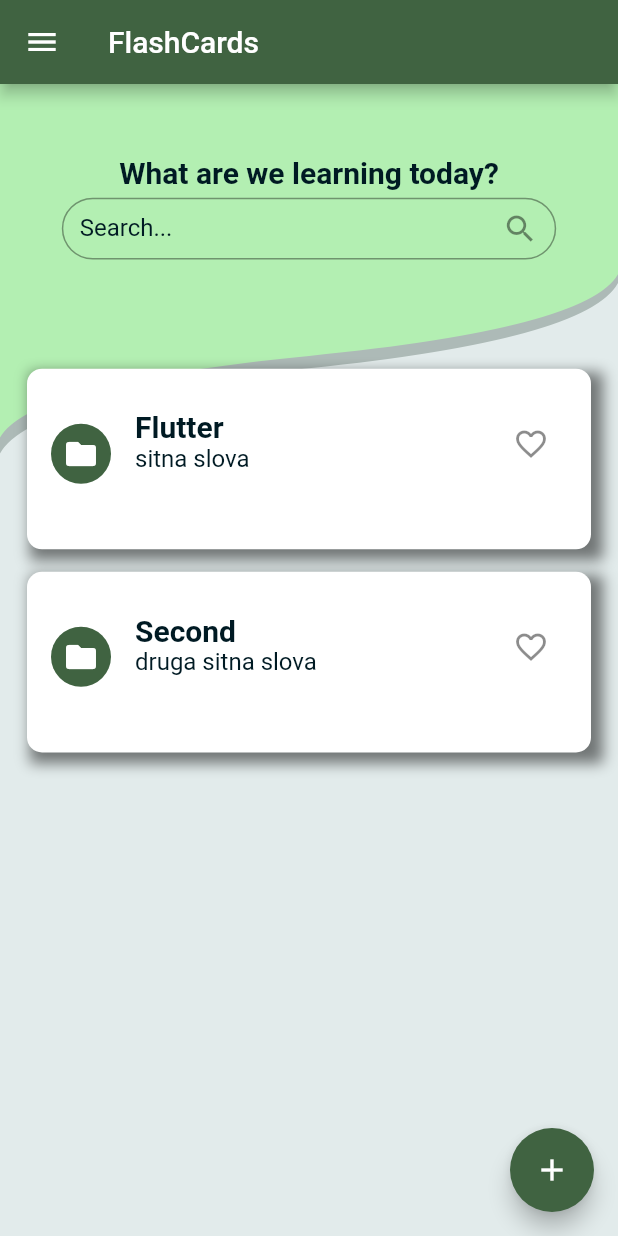
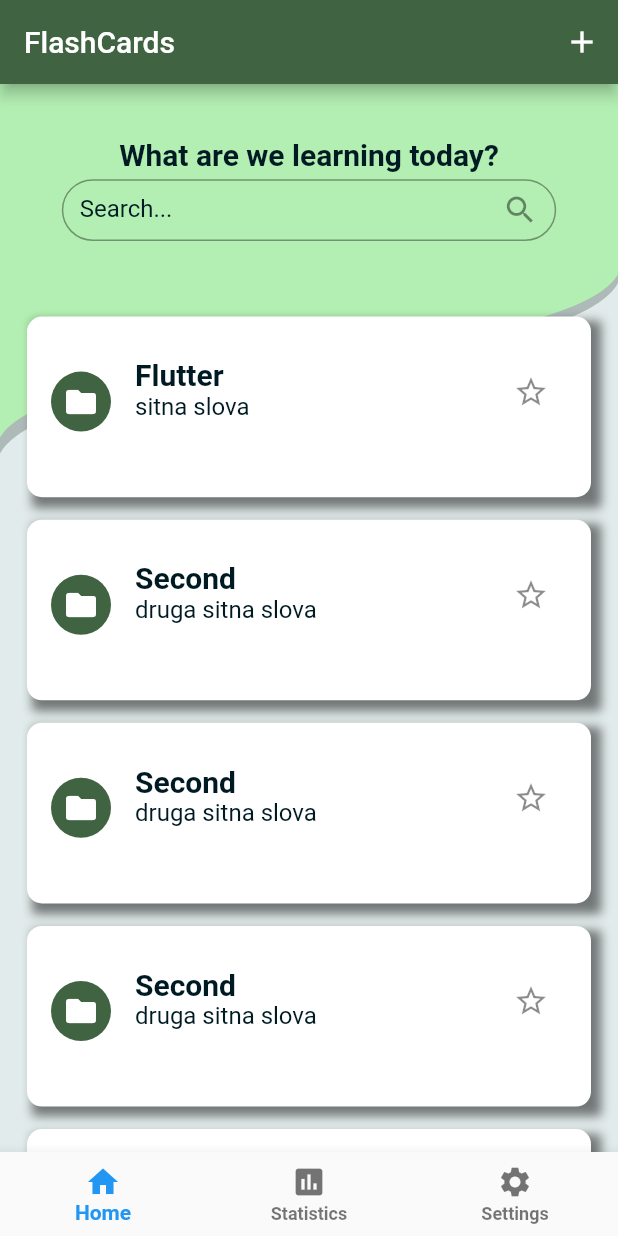
Before and after one commit to mladensavic94/flashcards, a Flutter app: the screen it shows after launch, on a phone screen of 412 x 824 dp. Run offline on Flutter 3.47's test engine with Material 2 defaults, Android fonts, the phone set to English and light mode, and no system bars; our stand-ins replace flutter_bloc; Roboto replaces fonts that are missing (RobotoMono).

```diff
--- a/lib/bloc/card_folder_state.dart
+++ /dev/null
@@ -1,25 +0,0 @@
-import '../model/card_folder.dart';
-
-enum CardFolderStatus { loading, loaded, empty, error }
-
-class CardFolderState {
-  final CardFolderStatus status;
-  final List<CardFolder> data;
-  final String errorMessage;
-
-  const CardFolderState._(
-      {this.status = CardFolderStatus.loading,
-      this.data = const <CardFolder>[],
-      this.errorMessage = ""});
-
-  const CardFolderState.loading() : this._();
-
-  const CardFolderState.loaded(List<CardFolder> data)
-      : this._(status: CardFolderStatus.loaded, data: data);
-
-  const CardFolderState.empty()
-      : this._(status: CardFolderStatus.empty);
-
-  const CardFolderState.error(String message)
-      : this._(status: CardFolderStatus.error, errorMessage: message);
-}
--- /dev/null
+++ b/lib/bloc/quiz_state.dart
@@ -0,0 +1,25 @@
+import '../model/quiz.dart';
+
+enum QuizStatus { loading, loaded, empty, error }
+
+class QuizState {
+  final QuizStatus status;
+  final List<Quiz> data;
+  final String errorMessage;
+
+  const QuizState._(
+      {this.status = QuizStatus.loading,
+      this.data = const <Quiz>[],
+      this.errorMessage = ""});
+
+  const QuizState.loading() : this._();
+
+  const QuizState.loaded(List<Quiz> data)
+      : this._(status: QuizStatus.loaded, data: data);
+
+  const QuizState.empty()
+      : this._(status: QuizStatus.empty);
+
+  const QuizState.error(String message)
+      : this._(status: QuizStatus.error, errorMessage: message);
+}
--- a/lib/main.dart
+++ b/lib/main.dart
@@ -1,6 +1,6 @@
-import 'package:flashcards/bloc/card_folder_cubit.dart';
+import 'package:flashcards/bloc/quiz_cubit.dart';
 import 'package:flashcards/repository/repository.dart';
-import 'package:flashcards/ui/pages/homepage.dart';
+import 'package:flashcards/ui/pages/page_wrapper.dart';
 import 'package:flutter/material.dart';
 import 'package:flutter/services.dart';
 import 'package:flutter_bloc/flutter_bloc.dart';
@@ -8,11 +8,10 @@ import 'package:flutter_bloc/flutter_bloc.dart';
 void main() {
   WidgetsFlutterBinding.ensureInitialized();
   SystemChrome.setPreferredOrientations([DeviceOrientation.portraitUp]);
-  runApp(MyApp());
+  runApp(FlashCards());
 }
 
-class MyApp extends StatelessWidget {
-  // This widget is the root of your application.
+class FlashCards extends StatelessWidget {
   @override
   Widget build(BuildContext context) {
     return MaterialApp(
@@ -20,7 +19,6 @@ class MyApp extends StatelessWidget {
       debugShowCheckedModeBanner: false,
       theme: ThemeData(
           primaryColor: Color.fromRGBO(64, 99, 65, 1),
-          // backgroundColor: Color.fromRGBO(232, 241, 242, 1),
           scaffoldBackgroundColor: Color.fromRGBO(226, 235, 235, 1),
           textTheme: TextTheme(
             bodyText1: TextStyle(
@@ -47,7 +45,7 @@ class MyApp extends StatelessWidget {
           )),
       home: BlocProvider(
           create: (context) => CardFolderCubit(FakeRepository()),
-          child: Homepage()),
+          child: PageWrapper()),
     );
   }
 }
--- a/lib/model/card_data.dart
+++ b/lib/model/card_data.dart
@@ -1,24 +1,63 @@
-class CardData{
+import 'package:flutter/material.dart';
+
+class CardInfo {
   String question;
   String answer;
-  int answered;
+  QuestionState state;
 
-  CardData(this.question, this.answer, this.answered);
+  CardInfo(this.question, this.answer, this.state);
 
 
   @override
   bool operator ==(Object other) =>
       identical(this, other) ||
-      other is CardData &&
+      other is CardInfo &&
           runtimeType == other.runtimeType &&
           question == other.question &&
           answer == other.answer;
 
   @override
   String toString() {
-    return 'CardData{question: $question, answer: $answer}';
+    return 'CardData{question: $question, answer: $answer, state: $state}';
   }
 
   @override
   int get hashCode => question.hashCode ^ answer.hashCode;
 }
+
+enum QuestionState { CORRECT, WRONG, UNANSWERED }
+
+extension QuestionStateExtension on QuestionState {
+  Color get color {
+    switch (this) {
+      case QuestionState.CORRECT:
+        return Colors.green;
+      case QuestionState.WRONG:
+        return Colors.red;
+      case QuestionState.UNANSWERED:
+        return Colors.grey;
+    }
+  }
+
+  IconData get iconData {
+    switch (this) {
+      case QuestionState.CORRECT:
+        return Icons.mood;
+      case QuestionState.WRONG:
+        return Icons.mood_bad;
+      case QuestionState.UNANSWERED:
+        return Icons.pending_outlined;
+    }
+  }
+
+  int get value {
+    switch (this) {
+      case QuestionState.CORRECT:
+        return 1;
+      case QuestionState.WRONG:
+        return 0;
+      case QuestionState.UNANSWERED:
+        return 0;
+    }
+  }
+}
--- a/lib/model/constants.dart
+++ b/lib/model/constants.dart
@@ -1,3 +1,4 @@
+import 'package:flashcards/ui/background_painter.dart';
 import 'package:flutter/material.dart';
 
 class Constants{
@@ -15,4 +16,24 @@ class Constants{
         minimumSize: MaterialStateProperty.resolveWith(
                 (states) => Size(90, 45)));
   }
+
+  static List<Widget> backgroundPainterSetup(BuildContext context){
+    return [
+     Container(
+        color: Color.fromRGBO(226, 235, 235, 1),
+      ),
+      CustomPaint(
+        painter: BackgroundPainter(Color.fromRGBO(49, 73, 60, 0.3)),
+        child: Container(
+          height: MediaQuery.of(context).size.height * 0.23,
+        ),
+      ),
+      CustomPaint(
+        painter: BackgroundPainter(Color.fromRGBO(179, 239, 178, 1)),
+        child: Container(
+          height: MediaQuery.of(context).size.height * 0.22,
+        ),
+      ),
+    ];
+  }
 }
--- a/lib/model/card_folder.dart
+++ b/lib/model/quiz.dart
@@ -1,23 +1,23 @@
 import 'dart:math';
 
-import 'package:flashcards/model/card_data.dart';
+import '../model/card_data.dart';
 
-class CardFolder extends Comparable<CardFolder> {
+class Quiz extends Comparable<Quiz> {
   int id;
   String title;
   String desc;
-  List<CardData> cards;
+  List<CardInfo> cards;
   int score;
   int time;
   bool isFavourite = false;
 
-  CardFolder(this.title, this.desc, this.cards, this.score, this.time)
+  Quiz(this.title, this.desc, this.cards, this.score, this.time)
       : id = Random().nextInt(10000);
 
   @override
   bool operator ==(Object other) =>
       identical(this, other) ||
-      other is CardFolder && runtimeType == other.runtimeType && id == other.id;
+      other is Quiz && runtimeType == other.runtimeType && id == other.id;
 
   @override
   int get hashCode => id.hashCode;
@@ -28,7 +28,7 @@ class CardFolder extends Comparable<CardFolder> {
   }
 
   @override
-  int compareTo(CardFolder other) {
+  int compareTo(Quiz other) {
     if (this.isFavourite && !other.isFavourite)
       return -1;
     else if (this.isFavourite == other.isFavourite) {
--- a/lib/repository/repository.dart
+++ b/lib/repository/repository.dart
@@ -1,38 +1,47 @@
 import 'dart:core';
 
 import 'package:flashcards/model/card_data.dart';
-import 'package:flashcards/model/card_folder.dart';
-import 'package:flutter/material.dart';
+import 'package:flashcards/model/quiz.dart';
 
 abstract class Repository{
 
-  Future<void> save(CardFolder folder);
-  Future<CardFolder> find(int id);
-  Future<List<CardFolder>> findAll();
-  Future<List<CardFolder>> search(String search);
-  Future<List<CardFolder>> remove(CardFolder folder);
+  Future<void> save(Quiz folder);
+  Future<Quiz> find(int id);
+  Future<List<Quiz>> findAll();
+  Future<List<Quiz>> search(String search);
+  Future<List<Quiz>> remove(Quiz folder);
 }
 
 class FakeRepository extends Repository{
 
-  List<CardData> longQuiz = List.generate(10, (index) => CardData("$index Lorem Ipsum is simply dummy text of the printing and typesetting industry. Lorem Ipsum has been the industry's standard dummy text ever since the 1500s, when an unknown printer took a galley of type and scrambled it to make a type specimen book.?", "It has survived not only five centuries, but also the leap into electronic typesetting, remaining essentially unchanged. ", -1));
-  List<CardFolder> data = List.of([CardFolder("Flutter","sitna slova", [], 0, 0),
-    CardFolder("Second","druga sitna slova", [CardData("What lang is this app written", "Dart",-1), CardData("What is this", "IDK2",-1)], 0, 0)]);
+  List<CardInfo> longQuiz = List.generate(10, (index) => CardInfo("$index Lorem Ipsum is simply dummy text of the printing and typesetting industry. Lorem Ipsum has been the industry's standard dummy text ever since the 1500s, when an unknown printer took a galley of type and scrambled it to make a type specimen book.?", "It has survived not only five centuries, but also the leap into electronic typesetting, remaining essentially unchanged. ", QuestionState.UNANSWERED));
+  List<Quiz> data = List.of([Quiz("Flutter","sitna slova", [], 0, 0),
+    Quiz("Second","druga sitna slova", [CardInfo("What lang is this app written", "Dart", QuestionState.UNANSWERED), CardInfo("What is this", "IDK2",QuestionState.UNANSWERED)], 0, 0),
+    Quiz("Second","druga sitna slova", [CardInfo("What lang is this app written", "Dart", QuestionState.UNANSWERED), CardInfo("What is this", "IDK2",QuestionState.UNANSWERED)], 0, 0),
+    Quiz("Second","druga sitna slova", [CardInfo("What lang is this app written", "Dart", QuestionState.UNANSWERED), CardInfo("What is this", "IDK2",QuestionState.UNANSWERED)], 0, 0),
+    Quiz("Second","druga sitna slova", [CardInfo("What lang is this app written", "Dart", QuestionState.UNANSWERED), CardInfo("What is this", "IDK2",QuestionState.UNANSWERED)], 0, 0),
+    Quiz("Second","druga sitna slova", [CardInfo("What lang is this app written", "Dart", QuestionState.UNANSWERED), CardInfo("What is this", "IDK2",QuestionState.UNANSWERED)], 0, 0),
+    Quiz("Second","druga sitna slova", [CardInfo("What lang is this app written", "Dart", QuestionState.UNANSWERED), CardInfo("What is this", "IDK2",QuestionState.UNANSWERED)], 0, 0),
+    Quiz("Second","druga sitna slova", [CardInfo("What lang is this app written", "Dart", QuestionState.UNANSWERED), CardInfo("What is this", "IDK2",QuestionState.UNANSWERED)], 0, 0),
+    Quiz("Second","druga sitna slova", [CardInfo("What lang is this app written", "Dart", QuestionState.UNANSWERED), CardInfo("What is this", "IDK2",QuestionState.UNANSWERED)], 0, 0),
+    Quiz("Second","druga sitna slova", [CardInfo("What lang is this app written", "Dart", QuestionState.UNANSWERED), CardInfo("What is this", "IDK2",QuestionState.UNANSWERED)], 0, 0),
+    Quiz("Second","druga sitna slova", [CardInfo("What lang is this app written", "Dart", QuestionState.UNANSWERED), CardInfo("What is this", "IDK2",QuestionState.UNANSWERED)], 0, 0),
+  ]);
 
   @override
-  Future<CardFolder> find(int id) {
+  Future<Quiz> find(int id) {
     return Future.value(data.first);
   }
 
   @override
-  Future<List<CardFolder>> findAll() {
+  Future<List<Quiz>> findAll() {
     data[0].cards = longQuiz;
     data.sort();
     return Future.value(data);
   }
 
   @override
-  Future<void> save(CardFolder folder) {
+  Future<void> save(Quiz folder) {
     if(data.any((element) => element.id == folder.id)){
       var index = data.indexOf(folder);
       data[index] = folder;
@@ -43,13 +52,13 @@ class FakeRepository extends Repository{
   }
 
   @override
-  Future<List<CardFolder>> remove(CardFolder folder) {
+  Future<List<Quiz>> remove(Quiz folder) {
     data.remove(folder);
     return Future.value(data);
   }
 
   @override
-  Future<List<CardFolder>> search(String search) {
+  Future<List<Quiz>> search(String search) {
     var result = data.where((element) => element.title.toLowerCase().startsWith(search.toLowerCase())).toList();
     result.sort();
     return Future.value(result);
--- a/lib/ui/pages/homepage.dart
+++ b/lib/ui/pages/home_page.dart
@@ -1,14 +1,14 @@
 import 'package:flutter/material.dart';
 import 'package:flutter_bloc/flutter_bloc.dart';
-import '../widgets/drawer.dart';
-import '../../bloc/card_folder_cubit.dart';
-import '../../bloc/card_folder_state.dart';
-import '../../model/card_folder.dart';
+
+import '../../bloc/quiz_cubit.dart';
+import '../../bloc/quiz_state.dart';
+import '../../model/card_data.dart';
 import '../../model/constants.dart';
+import '../../model/quiz.dart';
 import '../widgets/expansion_card.dart';
+import 'edit_page.dart';
 import 'quiz_page.dart';
-import '../background_painter.dart';
-import 'edit_page.dart';
 
 class Homepage extends StatefulWidget {
   @override
@@ -21,47 +21,21 @@ class _HomepageState extends State<Homepage> {
   @override
   Widget build(BuildContext context) {
     context.read<CardFolderCubit>().getAllFolders();
-    final appBar = AppBar(title: Text("FlashCards"));
-    return Scaffold(
-      appBar: appBar,
-      floatingActionButton: FloatingActionButton(
-        onPressed: () => _createFlashcardDrawer(CardFolder("", "", [], 0, 0)),
-        child: Icon(Icons.add),
-        backgroundColor: Theme.of(context).primaryColor,
-      ),
-      drawer: FlashcardDrawer(),
-      body: Stack(
-        children: [
-          Container(
-            color: Color.fromRGBO(226, 235, 235, 1),
-          ),
-          CustomPaint(
-            painter: BackgroundPainter(Color.fromRGBO(49, 73, 60, 0.3)),
-            child: Container(
-              height: MediaQuery.of(context).size.height * 0.23,
-            ),
-          ),
-          CustomPaint(
-            painter: BackgroundPainter(Color.fromRGBO(179, 239, 178, 1)),
-            child: Container(
-              height: MediaQuery.of(context).size.height * 0.22,
-            ),
-          ),
-          _buildBody()
-        ],
-      ),
+    return Stack(
+      children: [...Constants.backgroundPainterSetup(context), _buildBody()],
     );
   }
 
-  BlocBuilder<CardFolderCubit, CardFolderState> _buildBody() {
-    return BlocBuilder<CardFolderCubit, CardFolderState>(
+  BlocBuilder<CardFolderCubit, QuizState> _buildBody() {
+    return BlocBuilder<CardFolderCubit, QuizState>(
       builder: (context, state) {
         switch (state.status) {
-          case CardFolderStatus.loaded:
-            return Column(
+          case QuizStatus.loaded:
+            return SingleChildScrollView(
+              child: Column(
                 children: [
                   Container(
-                  height: (MediaQuery.of(context).size.height) * 0.20,
+                    height: (MediaQuery.of(context).size.height) * 0.17,
                     child: Center(
                         child: Column(
                       crossAxisAlignment: CrossAxisAlignment.center,
@@ -80,7 +54,8 @@ class _HomepageState extends State<Homepage> {
                             style: Theme.of(context).textTheme.bodyText1,
                             textAlignVertical: TextAlignVertical.center,
                             decoration: InputDecoration(
-                              hintStyle: Theme.of(context).textTheme.headline6,
+                                hintStyle:
+                                    Theme.of(context).textTheme.headline6,
                                 suffixIcon: IconButton(
                                   icon: Icon(Icons.search),
                                   onPressed: () => _search(),
@@ -93,21 +68,18 @@ class _HomepageState extends State<Homepage> {
                       ],
                     )),
                   ),
-                Expanded(
+                  Container(
                     child: Padding(
-                    padding:
-                        const EdgeInsets.only(top: 20.0, left: 10, right: 10),
-                    child: ListView.builder(
-                      itemCount: state.data.length,
-
-                      itemBuilder: (context, index) =>
-                          _buildDrawer(state.data[index]),
-                    ),
+                      padding: const EdgeInsets.all(10),
+                      child: Column(
+                          children:
+                              state.data.map((e) => _buildDrawer(e)).toList()),
                     ),
                   ),
                 ],
+              ),
             );
-          case CardFolderStatus.empty:
+          case QuizStatus.empty:
             return Center(
               child: Text(
                 "Create first quiz by clicking + below!",
@@ -123,11 +95,11 @@ class _HomepageState extends State<Homepage> {
     );
   }
 
-  void _createFlashcardDrawer(CardFolder cardFolder) {
+  void _createFlashcardDrawer(Quiz cardFolder) {
     var result = Navigator.push(
         context,
         MaterialPageRoute(
-          builder: (context) => CreateFlashcardDrawer(cardFolder),
+          builder: (context) => EditPage(cardFolder),
         ));
     result.then((value) {
       setState(() {
@@ -136,15 +108,15 @@ class _HomepageState extends State<Homepage> {
     });
   }
 
-  Widget _buildDrawer(CardFolder data) {
+  Widget _buildDrawer(Quiz data) {
     return Padding(
       padding: const EdgeInsets.only(top: 5, bottom: 10.0, left: 8, right: 8),
       child: Container(
         decoration: BoxDecoration(boxShadow: [
           BoxShadow(
             color: Colors.black.withOpacity(0.5),
-            spreadRadius: 3,
-            blurRadius: 7,
+            spreadRadius: 2,
+            blurRadius: 5,
             offset: Offset(5, 5),
           )
         ]),
@@ -190,7 +162,12 @@ class _HomepageState extends State<Homepage> {
                             builder: (context) => QuizPage(data)));
                     result.then((value) {
                       setState(() {
-                        if (value is CardFolder) data = value;
+                        if (value is Quiz) {
+                          data = value;
+                          data.cards.forEach((e) {
+                            e.state = QuestionState.UNANSWERED;
+                          });
+                        }
                       });
                     });
                   },
@@ -217,25 +194,24 @@ class _HomepageState extends State<Homepage> {
           ],
           backgroundColor: Colors.white,
           trailing: IconButton(
-            icon: Icon(data.isFavourite
-                ? Icons.favorite
-                : Icons.favorite_border_outlined),
+            icon: Icon(data.isFavourite ? Icons.star : Icons.star_border),
             onPressed: () {
               setState(() {
                 data.isFavourite = !data.isFavourite;
                 ScaffoldMessenger.of(context).showSnackBar(SnackBar(
-                    content: Text("${data.title} ${data.isFavourite ? "added to" : "removed from"} favourites", textAlign: TextAlign.center,),
+                    content: Text(
+                      "${data.title} ${data.isFavourite ? "added to" : "removed from"} favourites",
+                      textAlign: TextAlign.center,
+                    ),
                     duration: const Duration(milliseconds: 1000),
                     // width: MediaQuery.of(context).size.width * 0.6,
                     padding: const EdgeInsets.symmetric(
                       horizontal: 16.0,
-                      // Inner padding for SnackBar content.
                     ),
                     behavior: SnackBarBehavior.floating,
                     shape: RoundedRectangleBorder(
                       borderRadius: BorderRadius.circular(10.0),
-                    )
-                ));
+                    )));
               });
             },
           ),
--- /dev/null
+++ b/lib/ui/pages/page_wrapper.dart
@@ -0,0 +1,55 @@
+import 'package:flashcards/model/quiz.dart';
+import 'package:flashcards/ui/pages/edit_page.dart';
+import 'package:flutter/material.dart';
+
+import './home_page.dart';
+import './settings_page.dart';
+import './statistics_page.dart';
+
+class PageWrapper extends StatefulWidget {
+  @override
+  _PageWrapperState createState() => _PageWrapperState();
+}
+
+class _PageWrapperState extends State<PageWrapper> {
+  List<Widget> _pages = [Homepage(), StatisticsPage(), SettingsPage()];
+  int _currentPageIndex = 0;
+
+  void _changePage(int index) {
+    setState(() {
+      _currentPageIndex = index;
+    });
+  }
+
+  @override
+  Widget build(BuildContext context) {
+    return Scaffold(
+      appBar: AppBar(
+        title: Text("FlashCards"),
+        actions: _currentPageIndex == 0 ? [
+        IconButton(
+          icon: Icon(Icons.add),
+          //TODO dummy implementation
+          onPressed: () => Navigator.push(
+              context,
+              MaterialPageRoute(
+                builder: (context) =>
+                    EditPage(Quiz("", "", [], 0, 0)),
+              )),
+        )
+        ] : [],
+      ),
+      body: _pages[_currentPageIndex],
+      bottomNavigationBar: BottomNavigationBar(
+        onTap: (value) => _changePage(value),
+        currentIndex: _currentPageIndex,
+        items: [
+          BottomNavigationBarItem(icon: Icon(Icons.home), label: "Home"),
+          BottomNavigationBarItem(
+              icon: Icon(Icons.insert_chart), label: "Statistics"),
+          BottomNavigationBarItem(icon: Icon(Icons.settings), label: "Settings")
+        ],
+      ),
+    );
+  }
+}
--- a/lib/ui/widgets/flashcard.dart
+++ b/lib/ui/widgets/flashcard.dart
@@ -6,7 +6,7 @@ import 'flashcard_front.dart';
 import 'package:flutter/material.dart';
 
 class Flashcard extends StatefulWidget {
-  final CardData _cardData;
+  final CardInfo _cardData;
   final Function _answerCallback;
 
   Flashcard(this._cardData, this._answerCallback, {key}) :super(key: key);
--- a/lib/ui/widgets/flashcard_back.dart
+++ b/lib/ui/widgets/flashcard_back.dart
@@ -1,3 +1,4 @@
+import 'package:flashcards/model/card_data.dart';
 import 'package:flashcards/model/constants.dart';
 import 'package:flutter/material.dart';
 
@@ -46,12 +47,12 @@ class _FlashCardBackState extends State<FlashCardBack> {
               mainAxisAlignment: MainAxisAlignment.spaceEvenly,
               children: [
                 ElevatedButton(
-                  onPressed: () => widget._answerCallback(1),
+                  onPressed: () => widget._answerCallback(QuestionState.CORRECT),
                   child: Icon(Icons.check),
                   style: Constants.defaultButtonWithColor(Colors.green),
                 ),
                 ElevatedButton(
-                  onPressed: () => widget._answerCallback(0),
+                  onPressed: () => widget._answerCallback(QuestionState.WRONG),
                   child: Icon(Icons.cancel_outlined),
                   style: Constants.defaultButtonWithColor(Colors.red),
                 )
```
Also changed, not shown: lib/bloc/card_folder_cubit.dart (deleted, +0 -55 lines), lib/bloc/quiz_cubit.dart (added, +55 -0 lines), lib/ui/pages/edit_page.dart (+8 -8 lines), lib/ui/pages/quiz_page.dart (+11 -52 lines), lib/ui/pages/settings_page.dart (added, +17 -0 lines), lib/ui/pages/statistics_page.dart (added, +17 -0 lines), lib/ui/widgets/drawer.dart (deleted, +0 -56 lines), lib/ui/widgets/drawer_item.dart (deleted, +0 -34 lines), pubspec.lock, 1 other file. Lines whose indentation alone changed are shown as unchanged.
